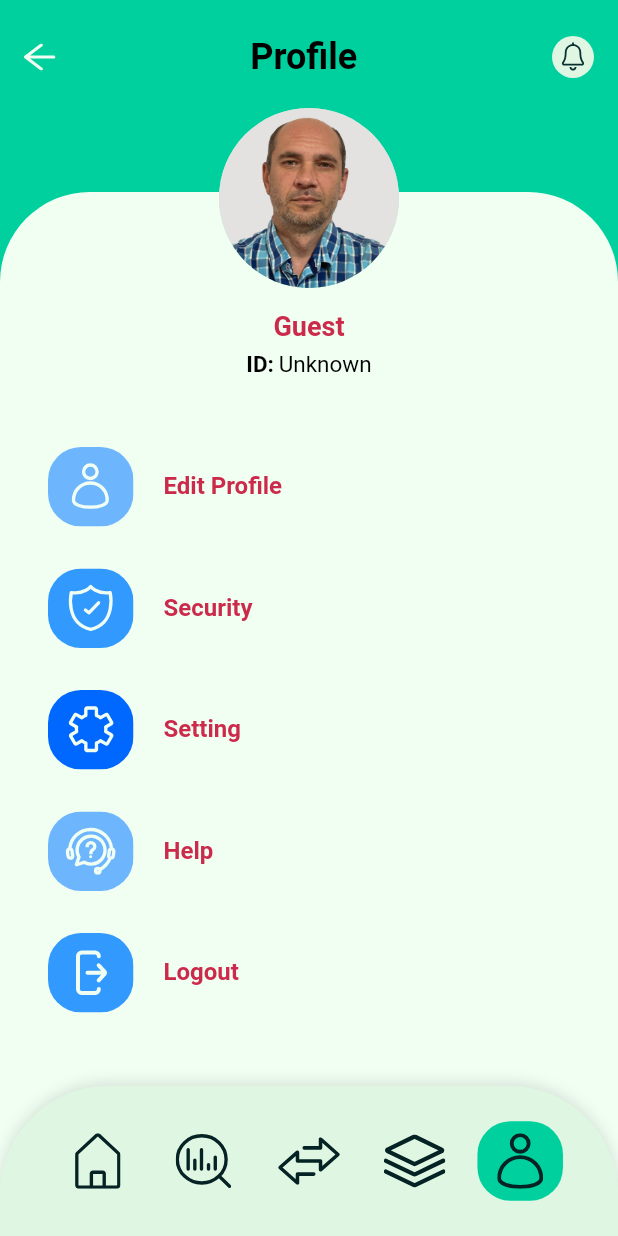
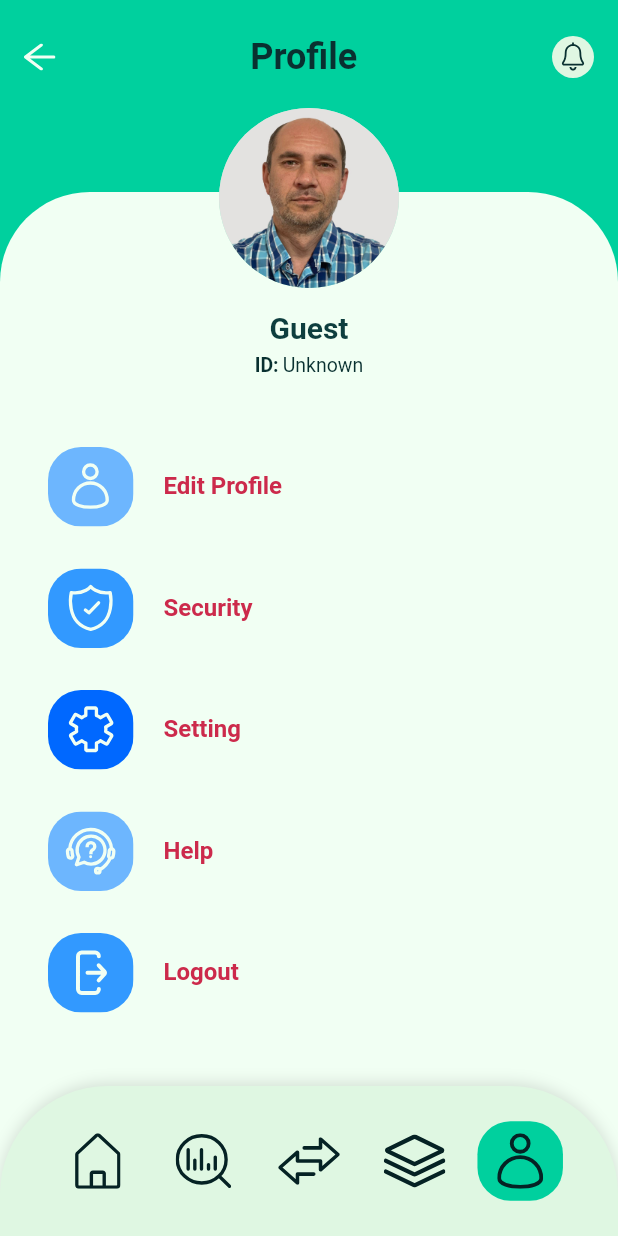
Before and after one commit to VitaliiKharlan/finance_management, a Flutter app: the ProfileScreen screen opened by its route, on a phone screen of 412 x 824 dp. Run offline on Flutter 3.47's test engine with Material 3 defaults, Android fonts, the phone set to English and light mode, and no system bars; our stand-ins replace auto_route, cloud_firestore, easy_localization, equatable, firebase_auth, firebase_core and 6 more; accounts and stored records are empty.

Commit message:
add profile_screen design

```diff
--- a/lib/features/profile/view/profile_screen.dart
+++ b/lib/features/profile/view/profile_screen.dart
@@ -47,7 +47,7 @@ class ProfileScreen extends StatelessWidget {
                             style: TextStyle(
                               fontSize: 24,
                               fontWeight: FontWeight.bold,
-                              color: Colors.black,
+                              color: Color(0xFF093030),
                             ),
                           ),
                           const Spacer(),
@@ -87,7 +87,8 @@ class ProfileScreen extends StatelessWidget {
                                       // 'Vitalii Kharlan',
                                       style: TextStyle(
                                         fontWeight: FontWeight.bold,
-                                        fontSize: 18,
+                                        fontSize: 20,
+                                        color: Color(0xFF0E3E3E),
                                       ),
                                     ),
                                     Text.rich(
@@ -97,7 +98,8 @@ class ProfileScreen extends StatelessWidget {
                                             text: 'ID: ',
                                             style: TextStyle(
                                               fontWeight: FontWeight.bold,
-                                              color: Colors.black,
+                                              fontSize: 13,
+                                              color: Color(0xFF093030),
                                             ),
                                           ),
                                           TextSpan(
@@ -105,7 +107,8 @@ class ProfileScreen extends StatelessWidget {
                                             // text: '00000002',
                                             style: TextStyle(
                                               fontWeight: FontWeight.normal,
-                                              color: Colors.black,
+                                              fontSize: 13,
+                                              color: Color(0xFF093030),
                                             ),
                                           ),
                                         ],
```
